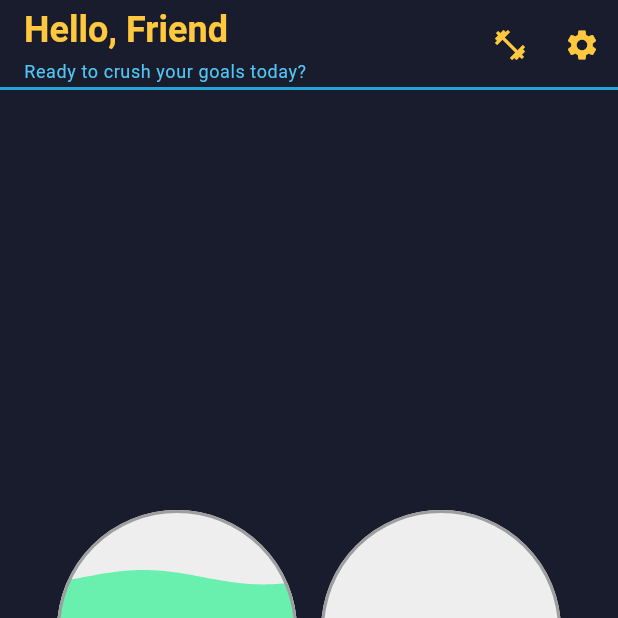
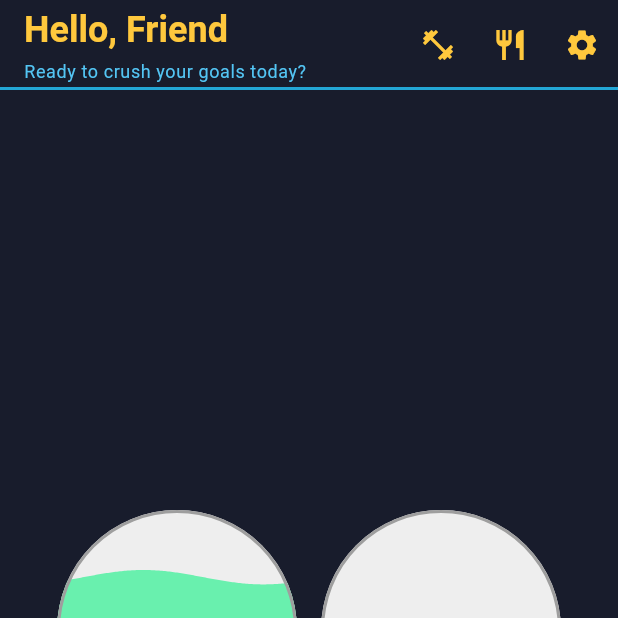
Before and after one commit to NoahBlodgett/CMIYC_SE305, a Flutter app: the screen it shows after launch, on a phone screen of 412 x 824 dp, the top half of it. Run offline on Flutter 3.47's test engine with Material 3 defaults, Android fonts, the light colour scheme and no system bars; our stand-ins replace cloud_firestore, cloud_functions, firebase_auth, firebase_core, font_awesome_flutter, google_sign_in and 5 more; missing offline and left inert: firebase_app_check; accounts and stored records are empty.

Commit message:
Icon and route for nutrition recommendation

```diff
--- a/frontend/cache_me_if_you_can/lib/core/navigation/app_router.dart
+++ b/frontend/cache_me_if_you_can/lib/core/navigation/app_router.dart
@@ -8,6 +8,7 @@ import 'package:cache_me_if_you_can/features/onboarding/presentation/pages/pages
 import 'package:cache_me_if_you_can/features/settings/presentation/pages/pages.dart';
 import 'package:cache_me_if_you_can/features/security/presentation/pages/pages.dart';
 import 'package:cache_me_if_you_can/features/workouts/presentation/pages/pages.dart';
+import 'package:cache_me_if_you_can/features/nutrition/presentation/pages/nutrition_recommendation_page.dart';
 
 /// Centralized route names for the application.
 /// Use these constants with Navigator.pushNamed / popUntil.
@@ -23,6 +24,7 @@ abstract class Routes {
   static const workoutRecent = '/workouts/recent';
   static const workoutAi = '/workouts/ai';
   static const workoutBuild = '/workouts/build';
+  static const nutritionRecommendation = '/nutrition/recommendation';
 }
 
 /// AppRouter provides a single onGenerateRoute handler plus convenience
@@ -54,6 +56,8 @@ class AppRouter {
         return MaterialPageRoute(builder: (_) => const AiProgramPage());
       case Routes.workoutBuild:
         return MaterialPageRoute(builder: (_) => const BuildProgramPage());
+      case Routes.nutritionRecommendation:
+        return MaterialPageRoute(builder: (_) => const NutritionRecommendationPage());
       default:
         return _unknownRoute(name);
     }
--- a/frontend/cache_me_if_you_can/lib/features/home/presentation/pages/home_page.dart
+++ b/frontend/cache_me_if_you_can/lib/features/home/presentation/pages/home_page.dart
@@ -41,6 +41,10 @@ class _HomePageState extends State<HomePage> {
           IconButton(
             icon: const Icon(Icons.fitness_center),
             onPressed: () => Navigator.pushNamed(context, Routes.workouts),
+          ),
+          IconButton(
+            icon: const Icon(Icons.restaurant),
+            onPressed: () => Navigator.pushNamed(context, Routes.nutritionRecommendation),
           ),
           IconButton(
             icon: const Icon(Icons.settings),
```
Also changed, not shown: frontend/cache_me_if_you_can/lib/features/nutrition/presentation/pages/nutrition_recommendation_page.dart (added, +33 -0 lines).
